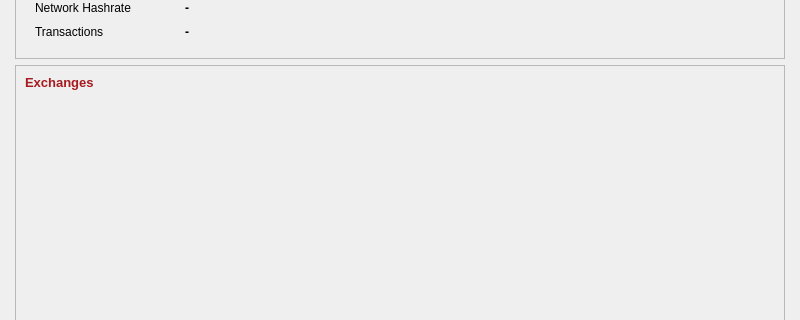
Above: src/qt/forms/infopage.ui from transcoder/CasinoCoin before the change; both pictures show x 0 to 800 and y 175 to 495 of the 800 by 600 pixel window. Below: the same form after it.
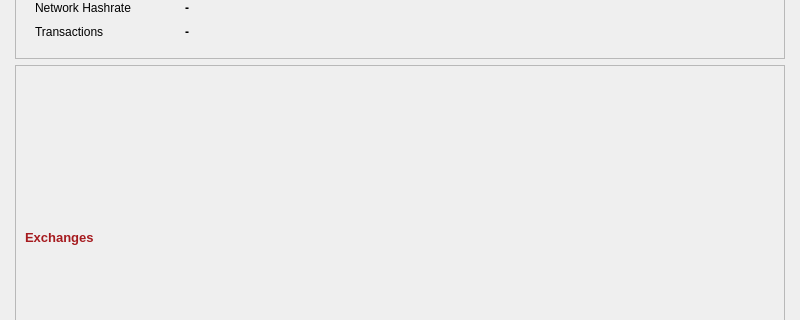
That is the form after the change.

Commit message: Exchanges widget tuning

```diff
--- a/src/qt/forms/infopage.ui
+++ b/src/qt/forms/infopage.ui
@@ -10,6 +10,12 @@
     <height>600</height>
    </rect>
   </property>
+  <property name="minimumSize">
+   <size>
+    <width>800</width>
+    <height>480</height>
+   </size>
+  </property>
   <property name="windowTitle">
    <string>Dialog</string>
   </property>
@@ -38,27 +44,17 @@
       <enum>QFrame::Sunken</enum>
      </property>
      <layout class="QGridLayout" name="gridLayout_4">
-      <item row="2" column="0">
-       <spacer name="verticalSpacer_4">
-        <property name="orientation">
-         <enum>Qt::Vertical</enum>
-        </property>
-        <property name="sizeType">
-         <enum>QSizePolicy::Expanding</enum>
-        </property>
-        <property name="sizeHint" stdset="0">
-         <size>
-          <width>20</width>
-          <height>10</height>
-         </size>
-        </property>
-       </spacer>
-      </item>
       <item row="1" column="0">
        <layout class="QVBoxLayout" name="verticalLayoutExchanges"/>
       </item>
       <item row="0" column="0">
        <widget class="QLabel" name="lblExchangesHeader">
+        <property name="sizePolicy">
+         <sizepolicy hsizetype="Preferred" vsizetype="Minimum">
+          <horstretch>0</horstretch>
+          <verstretch>0</verstretch>
+         </sizepolicy>
+        </property>
         <property name="font">
          <font>
           <pointsize>10</pointsize>
```
The commit also changes 4 other files.
